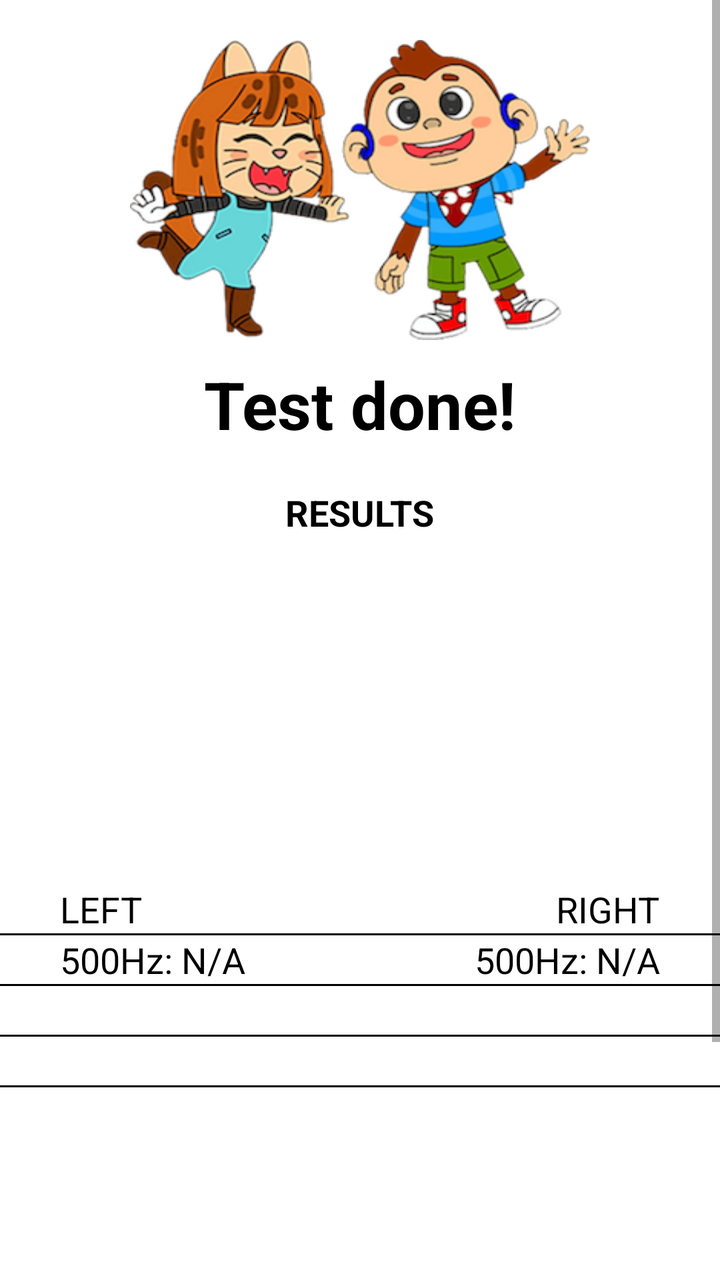
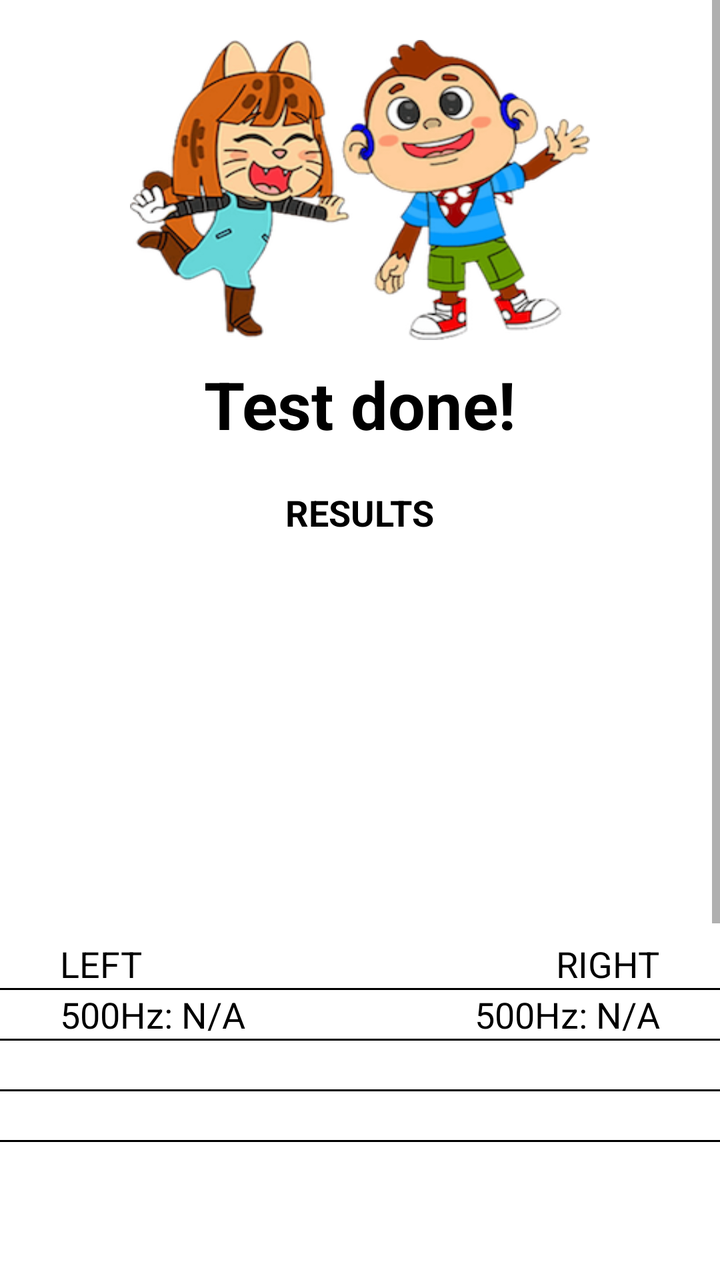

The first picture is an Android layout as it rendered before a commit; the second is the same layout after the commit. The layout source and the unified diff follow.
<!-- AndroidManifest.xml: application theme Theme.IAhead -->
<!-- res/layout/activity_resultpagenoisy.xml -->
<?xml version="1.0" encoding="utf-8"?>
<LinearLayout xmlns:android="http://schemas.android.com/apk/res/android"
    android:layout_width="match_parent"
    android:layout_height="match_parent"
    android:orientation="vertical">

    <Button
        android:visibility="gone"
        android:id="@+id/btnLogs"
        android:layout_width="wrap_content"
        android:layout_height="wrap_content"
        android:layout_gravity="right"
        android:layout_marginRight="5dp"
        android:text="Logs"/>

    <ScrollView
        android:layout_width="match_parent"
        android:layout_height="match_parent">

        <LinearLayout
            android:layout_width="match_parent"
            android:layout_height="match_parent"
            android:orientation="vertical">

            <ImageView
                android:id="@+id/iv_twin"
                android:layout_marginTop="20dp"
                android:layout_marginRight="40dp"
                android:layout_marginLeft="40dp"
                android:background="@drawable/twin"
                android:layout_width="230dp"
                android:layout_gravity="center_horizontal"
                android:layout_height="150dp"/>

            <TextView
                android:layout_gravity="center_horizontal"
                android:layout_marginBottom="10dp"
                android:layout_marginTop="10dp"
                android:textStyle="bold"
                android:layout_width="wrap_content"
                android:layout_height="wrap_content"
                android:text="Test done!"
                android:textSize="33dp"
                android:textColor="@color/black"/>

            <TextView
                android:visibility="gone"
                android:id="@+id/tv_id"
                android:layout_gravity="center_horizontal"
                android:layout_marginBottom="10dp"
                android:textStyle="bold"
                android:layout_width="wrap_content"
                android:layout_height="wrap_content"
                android:textSize="18dp"
                android:textColor="@color/black"/>

            <TextView
                android:layout_gravity="center_horizontal"
                android:layout_marginBottom="10dp"
                android:layout_marginTop="10dp"
                android:textStyle="bold"
                android:layout_width="wrap_content"
                android:layout_height="wrap_content"
                android:text="RESULTS"
                android:textSize="18dp"
                android:textColor="@color/black"/>

            <TextView
                android:visibility="gone"
                android:layout_gravity="center_horizontal"
                android:layout_marginTop="10dp"
                android:layout_width="wrap_content"
                android:layout_height="wrap_content"
                android:text="Date &amp; Time"
                android:textSize="18dp"
                android:textColor="@color/black"/>

            <TextView
                android:visibility="gone"
                android:id="@+id/tv_date"
                android:layout_gravity="center_horizontal"
                android:layout_marginTop="10dp"
                android:layout_width="wrap_content"
                android:layout_height="wrap_content"
                android:text=""
                android:textSize="21dp"
                android:textColor="@color/black"/>

            <TextView
                android:layout_marginLeft="100dp"
                android:layout_marginTop="3dp"
                android:layout_width="wrap_content"
                android:layout_height="wrap_content"
                android:text=""
                android:textSize="18dp"
                android:textColor="@color/black"
                android:id="@+id/tv_1"/>

            <TextView
                android:layout_marginLeft="100dp"
                android:layout_marginTop="3dp"
                android:layout_width="wrap_content"
                android:layout_height="wrap_content"
                android:text=""
                android:textSize="18dp"
                android:textColor="@color/black"
                android:id="@+id/tv_2"/>

            <TextView
                android:layout_marginLeft="100dp"
                android:layout_marginTop="3dp"
                android:layout_width="wrap_content"
                android:layout_height="wrap_content"
                android:text=""
                android:textSize="18dp"
                android:textColor="@color/black"
                android:id="@+id/tv_3"/>

            <TextView
                android:visibility="gone"
                android:layout_gravity="center_horizontal"
                android:layout_marginTop="10dp"
                android:layout_width="wrap_content"
                android:layout_height="wrap_content"
                android:text="SCREENING LEVEL"
                android:textSize="18dp"
                android:textColor="@color/black"/>

            <TextView
                android:id="@+id/tv_screening"
                android:layout_marginLeft="100dp"
                android:layout_marginTop="3dp"
                android:layout_width="wrap_content"
                android:layout_height="wrap_content"
                android:text=""
                android:textSize="18dp"
                android:textColor="@color/black"/>

            <TextView
                android:visibility="gone"
                android:layout_gravity="center_horizontal"
                android:layout_marginTop="10dp"
                android:layout_width="wrap_content"
                android:layout_height="wrap_content"
                android:text="TEST PLACE"
                android:textSize="18dp"
                android:textColor="@color/black"/>

            <TextView
                android:id="@+id/tv_test"
                android:layout_marginLeft="100dp"
                android:layout_marginTop="3dp"
                android:layout_width="wrap_content"
                android:layout_height="wrap_content"
                android:text=""
                android:textSize="18dp"
                android:textColor="@color/black"/>

            <TextView
                android:id="@+id/tv_location"
                android:layout_marginLeft="100dp"
                android:layout_marginTop="3dp"
                android:layout_width="wrap_content"
                android:layout_height="wrap_content"
                android:text=""
                android:textSize="18dp"
                android:textColor="@color/black"/>

            <LinearLayout
                android:orientation="horizontal"
                android:layout_width="match_parent"
                android:layout_height="wrap_content"
                android:weightSum="2">

                <RelativeLayout
                    android:layout_weight="1"
                    android:layout_width="0dp"
                    android:layout_height="wrap_content">

                    <TextView
                        android:id="@+id/tv1"
                        android:layout_marginLeft="30dp"
                        android:layout_width="wrap_content"
                        android:layout_height="wrap_content"
                        android:text="LEFT"
                        android:textSize="18dp"
                        android:textColor="@color/black"/>

                    <View
                        android:id="@+id/view1"
                        android:layout_below="@+id/tv1"
                        android:layout_width="match_parent"
                        android:layout_height="1dp"
                        android:background="@color/black"/>

                    <TextView
                        android:layout_below="@+id/view1"
                        android:layout_marginLeft="30dp"
                        android:id="@+id/tv500left"
                        android:layout_width="wrap_content"
                        android:layout_height="wrap_content"
                        android:text="500Hz: N/A"
                        android:textSize="18dp"
                        android:textColor="@color/black"/>

                    <View
                        android:id="@+id/view50"
                        android:layout_below="@+id/tv500left"
                        android:layout_width="match_parent"
                        android:layout_height="1dp"
                        android:background="@color/black"/>

                    <TextView
                        android:visibility="gone"
                        android:layout_marginLeft="30dp"
                        android:layout_below="@+id/view50"
                        android:id="@+id/tv1000leftnoise"
                        android:layout_width="wrap_content"
                        android:layout_height="wrap_content"
                        android:text=""
                        android:textSize="18dp"
                        android:textColor="@color/black"/>

                    <View
                        android:visibility="gone"
                        android:id="@+id/view11"
                        android:layout_below="@+id/tv1000leftnoise"
                        android:layout_width="match_parent"
                        android:layout_height="1dp"
                        android:background="@color/black"/>

                    <TextView
                        android:layout_marginLeft="30dp"
                        android:layout_below="@+id/view11"
                        android:id="@+id/tv1000left"
                        android:layout_width="wrap_content"
                        android:layout_height="wrap_content"
                        android:text=""
                        android:textSize="18dp"
                        android:textColor="@color/black"/>

                    <View
                        android:id="@+id/view51"
                        android:layout_below="@+id/tv1000left"
                        android:layout_width="match_parent"
                        android:layout_height="1dp"
                        android:background="@color/black"/>

                    <TextView
                        android:visibility="gone"
                        android:layout_marginLeft="30dp"
                        android:layout_below="@+id/view51"
                        android:id="@+id/tv2000leftnoise"
                        android:layout_width="wrap_content"
                        android:layout_height="wrap_content"
                        android:text=""
                        android:textSize="18dp"
                        android:textColor="@color/black"/>

                    <View
                        android:visibility="gone"
                        android:id="@+id/view12"
                        android:layout_below="@+id/tv2000leftnoise"
                        android:layout_width="match_parent"
                        android:layout_height="1dp"
                        android:background="@color/black"/>

                    <TextView
                        android:layout_marginLeft="30dp"
                        android:layout_below="@+id/view12"
                        android:id="@+id/tv2000left"
                        android:layout_width="wrap_content"
                        android:layout_height="wrap_content"
                        android:text=""
                        android:textSize="18dp"
                        android:textColor="@color/black"/>

                    <View
                        android:id="@+id/view52"
                        android:layout_below="@+id/tv2000left"
                        android:layout_width="match_parent"
                        android:layout_height="1dp"
                        android:background="@color/black"/>

                    <TextView
                        android:visibility="gone"
                        android:layout_marginLeft="30dp"
                        android:layout_below="@+id/view52"
                        android:id="@+id/tv4000leftnoise"
                        android:layout_width="wrap_content"
                        android:layout_height="wrap_content"
                        android:text=""
                        android:textSize="18dp"
                        android:textColor="@color/black"/>

                    <View
                        android:visibility="gone"
                        android:id="@+id/view13"
                        android:layout_below="@+id/tv4000leftnoise"
                        android:layout_width="match_parent"
                        android:layout_height="1dp"
                        android:background="@color/black"/>

                    <TextView
                        android:layout_marginLeft="30dp"
                        android:layout_below="@+id/view13"
                        android:id="@+id/tv4000left"
                        android:layout_width="wrap_content"
                        android:layout_height="wrap_content"
                        android:text=""
                        android:textSize="18dp"
                        android:textColor="@color/black"/>

                </RelativeLayout>

                <RelativeLayout
                    android:layout_weight="1"
                    android:layout_width="0dp"
                    android:layout_height="wrap_content">

                    <TextView
                        android:layout_alignParentRight="true"
                        android:id="@+id/tv2"
                        android:layout_marginRight="30dp"
                        android:layout_width="wrap_content"
                        android:layout_height="wrap_content"
                        android:text="RIGHT"
                        android:textSize="18dp"
                        android:textColor="@color/black"/>

                    <View
                        android:id="@+id/view2"
                        android:layout_below="@+id/tv2"
                        android:layout_width="match_parent"
                        android:layout_height="1dp"
                        android:background="@color/black"/>

                    <TextView
                        android:layout_alignParentRight="true"
                        android:layout_below="@+id/view2"
                        android:layout_marginRight="30dp"
                        android:id="@+id/tv500right"
                        android:layout_width="wrap_content"
                        android:layout_height="wrap_content"
                        android:text="500Hz: N/A"
                        android:textSize="18dp"
                        android:textColor="@color/black"/>

                    <View
                        android:id="@+id/view53"
                        android:layout_below="@+id/tv500right"
                        android:layout_width="match_parent"
                        android:layout_height="1dp"
                        android:background="@color/black"/>

                    <TextView
                        android:visibility="gone"
                        android:layout_alignParentRight="true"
                        android:layout_marginRight="30dp"
                        android:layout_below="@+id/view53"
                        android:id="@+id/tv1000rightnoise"
                        android:layout_width="wrap_content"
                        android:layout_height="wrap_content"
                        android:text=""
                        android:textSize="18dp"
                        android:textColor="@color/black"/>

                    <View
                        android:visibility="gone"
                        android:id="@+id/view21"
                        android:layout_below="@+id/tv1000rightnoise"
                        android:layout_width="match_parent"
                        android:layout_height="1dp"
                        android:background="@color/black"/>

                    <TextView
                        android:layout_alignParentRight="true"
                        android:layout_marginRight="30dp"
                        android:layout_below="@+id/view21"
                        android:id="@+id/tv1000right"
                        android:layout_width="wrap_content"
                        android:layout_height="wrap_content"
                        android:text=""
                        android:textSize="18dp"
                        android:textColor="@color/black"/>

                    <View
                        android:id="@+id/view54"
                        android:layout_below="@+id/tv1000right"
                        android:layout_width="match_parent"
                        android:layout_height="1dp"
                        android:background="@color/black"/>

                    <TextView
                        android:visibility="gone"
                        android:layout_alignParentRight="true"
                        android:layout_marginRight="30dp"
                        android:layout_below="@+id/view54"
                        android:id="@+id/tv2000rightnoise"
                        android:layout_width="wrap_content"
                        android:layout_height="wrap_content"
                        android:text=""
                        android:textSize="18dp"
                        android:textColor="@color/black"/>

                    <View
                        android:visibility="gone"
                        android:id="@+id/view22"
                        android:layout_below="@+id/tv2000rightnoise"
                        android:layout_width="match_parent"
                        android:layout_height="1dp"
                        android:background="@color/black"/>

                    <TextView
                        android:layout_alignParentRight="true"
                        android:layout_marginRight="30dp"
                        android:layout_below="@+id/view22"
                        android:id="@+id/tv2000right"
                        android:layout_width="wrap_content"
                        android:layout_height="wrap_content"
                        android:text=""
                        android:textSize="18dp"
                        android:textColor="@color/black"/>

                    <View
                        android:id="@+id/view55"
                        android:layout_below="@+id/tv2000right"
                        android:layout_width="match_parent"
                        android:layout_height="1dp"
                        android:background="@color/black"/>

                    <TextView
                        android:visibility="gone"
                        android:layout_alignParentRight="true"
                        android:layout_marginRight="30dp"
                        android:layout_below="@+id/view55"
                        android:id="@+id/tv4000rightnoise"
                        android:layout_width="wrap_content"
                        android:layout_height="wrap_content"
                        android:text=""
                        android:textSize="18dp"
                        android:textColor="@color/black"/>

                    <View
                        android:visibility="gone"
                        android:id="@+id/view23"
                        android:layout_below="@+id/tv4000rightnoise"
                        android:layout_width="match_parent"
                        android:layout_height="1dp"
                        android:background="@color/black"/>

                    <TextView
                        android:layout_alignParentRight="true"
                        android:layout_marginRight="30dp"
                        android:layout_below="@+id/view23"
                        android:id="@+id/tv4000right"
                        android:layout_width="wrap_content"
                        android:layout_height="wrap_content"
                        android:text=""
                        android:textSize="18dp"
                        android:textColor="@color/black"/>

                </RelativeLayout>

            </LinearLayout>

            <TextView
                android:layout_margin="30dp"
                android:layout_width="wrap_content"
                android:layout_height="wrap_content"
                android:text=""
                android:id="@+id/tvText"
                android:textSize="18dp"
                android:textColor="@color/black"/>

            <LinearLayout
                android:weightSum="2"
                android:layout_marginBottom="20dp"
                android:layout_alignParentBottom="true"
                android:orientation="horizontal"
                android:layout_width="match_parent"
                android:layout_height="wrap_content">

                <LinearLayout
                    android:id="@+id/ll_whatsapp"
                    android:padding="5dp"
                    android:layout_marginRight="20dp"
                    android:layout_marginLeft="20dp"
                    android:background="@drawable/et_grey"
                    android:gravity="center_horizontal"
                    android:layout_weight="1"
                    android:layout_width="0dp"
                    android:layout_height="wrap_content">

                    <ImageView
                        android:background="@drawable/whatsapp_icon"
                        android:layout_width="30dp"
                        android:layout_height="30dp"/>

                    <TextView
                        android:layout_gravity="center_vertical"
                        android:layout_marginLeft="5dp"
                        android:id="@+id/tv_repeat"
                        android:layout_width="wrap_content"
                        android:layout_height="wrap_content"
                        android:text="Whatsapp"
                        android:textSize="16dp"
                        android:textStyle="bold"
                        android:textColor="@color/black"/>
                </LinearLayout>

                <LinearLayout
                    android:id="@+id/ll_email"
                    android:padding="5dp"
                    android:layout_marginRight="20dp"
                    android:layout_marginLeft="20dp"
                    android:background="@drawable/et_grey"
                    android:gravity="center_horizontal"
                    android:layout_weight="1"
                    android:layout_width="0dp"
                    android:layout_height="wrap_content">

                    <ImageView
                        android:background="@drawable/email_icon"
                        android:layout_width="30dp"
                        android:layout_height="30dp"/>

                    <TextView
                        android:layout_gravity="center_vertical"
                        android:layout_marginLeft="5dp"
                        android:id="@+id/tv_proceed"
                        android:layout_width="wrap_content"
                        android:layout_height="wrap_content"
                        android:text="Email"
                        android:textSize="16dp"
                        android:textStyle="bold"
                        android:layout_centerHorizontal="true"
                        android:textColor="@color/black"/>
                </LinearLayout>
            </LinearLayout>

            <LinearLayout
                android:id="@+id/ll_home"
                android:layout_marginTop="20dp"
                android:layout_gravity="center_horizontal"
                android:layout_width="wrap_content"
                android:layout_height="wrap_content"
                android:background="@color/dark_grey"
                android:orientation="horizontal">

                <TextView
                    android:layout_marginRight="50dp"
                    android:layout_marginLeft="50dp"
                    android:layout_marginBottom="10dp"
                    android:layout_marginTop="10dp"
                    android:textStyle="bold"
                    android:layout_width="wrap_content"
                    android:layout_height="wrap_content"
                    android:text="Home"
                    android:textSize="25dp"
                    android:textColor="@color/white"/>
            </LinearLayout>

        </LinearLayout>
    </ScrollView>
</LinearLayout>
<!-- resources referenced by this layout -->
<resources>
  <color name="black">#FF000000</color>
  <color name="dark_grey">#71797E</color>
  <color name="white">#FFFFFFFF</color>
  <!-- drawable email_icon: png bitmap (drawable, 8034 bytes) -->
  <!-- drawable et_grey (drawable) -->
  <?xml version="1.0" encoding="utf-8"?>
  <shape xmlns:android="http://schemas.android.com/apk/res/android"
      android:shape="rectangle"
      android:padding="10dp">
  
      <solid android:color="@color/light_grey" />
      <corners
          android:bottomRightRadius="5dp"
          android:bottomLeftRadius="5dp"
          android:topLeftRadius="5dp"
          android:topRightRadius="5dp" />
      <stroke
          android:color="@color/grey"
          android:width="1dp"/>
  </shape>
  <!-- drawable twin: png bitmap (drawable, 100484 bytes) -->
  <!-- drawable whatsapp_icon: png bitmap (drawable, 8953 bytes) -->
  <style name="Theme.IAhead" parent="Theme.MaterialComponents.DayNight.NoActionBar">
          
          <item name="colorPrimary">@color/purple_500</item>
          <item name="colorPrimaryVariant">@color/purple_700</item>
          <item name="colorOnPrimary">@color/white</item>
          
          <item name="colorSecondary">@color/teal_200</item>
          <item name="colorSecondaryVariant">@color/teal_700</item>
          <item name="colorOnSecondary">@color/black</item>
          
          <item name="android:statusBarColor">?attr/colorPrimaryVariant</item>
          
      </style>
  <color name="light_grey">#D3D3D3</color>
  <color name="grey">#A9A9A9</color>
  <color name="purple_500">#FF6200EE</color>
  <color name="purple_700">#FF3700B3</color>
  <color name="teal_200">#FF03DAC5</color>
  <color name="teal_700">#FF018786</color>
</resources>

<!-- the commit's change to res/layout/activity_resultpagenoisy.xml (unified diff, before → after) -->
@@ -158,6 +158,16 @@
 
             <TextView
                 android:id="@+id/tv_location"
+                android:layout_marginLeft="100dp"
+                android:layout_marginTop="3dp"
+                android:layout_width="wrap_content"
+                android:layout_height="wrap_content"
+                android:text=""
+                android:textSize="18dp"
+                android:textColor="@color/black"/>
+
+            <TextView
+                android:id="@+id/tv_time"
                 android:layout_marginLeft="100dp"
                 android:layout_marginTop="3dp"
                 android:layout_width="wrap_content"
@@ -540,17 +550,38 @@
             </LinearLayout>
 
             <LinearLayout
-                android:id="@+id/ll_home"
+                android:id="@+id/ll_followup"
                 android:layout_marginTop="20dp"
                 android:layout_gravity="center_horizontal"
-                android:layout_width="wrap_content"
-                android:layout_height="wrap_content"
-                android:background="@color/dark_grey"
+                android:layout_width="230dp"
+                android:layout_height="wrap_content"
+                android:background="@color/light_blue"
                 android:orientation="horizontal">
 
                 <TextView
                     android:layout_marginRight="50dp"
                     android:layout_marginLeft="50dp"
+                    android:layout_marginBottom="10dp"
+                    android:layout_marginTop="10dp"
+                    android:textStyle="bold"
+                    android:layout_width="wrap_content"
+                    android:layout_height="wrap_content"
+                    android:text="Follow Up?"
+                    android:textSize="25dp"
+                    android:textColor="@color/white"/>
+            </LinearLayout>
+
+            <LinearLayout
+                android:gravity="center_horizontal"
+                android:id="@+id/ll_home"
+                android:layout_marginTop="20dp"
+                android:layout_gravity="center_horizontal"
+                android:layout_width="230dp"
+                android:layout_height="wrap_content"
+                android:background="@color/dark_grey"
+                android:orientation="horizontal">
+
+                <TextView
                     android:layout_marginBottom="10dp"
                     android:layout_marginTop="10dp"
                     android:textStyle="bold"
<!-- resource entries referenced after the edit -->
@@ -2,6 +2,7 @@
 <resources>
   <color name="black">#FF000000</color>
   <color name="dark_grey">#71797E</color>
+  <color name="light_blue">#77bbff</color>
   <color name="white">#FFFFFFFF</color>
   <!-- drawable email_icon: png bitmap (drawable, 8034 bytes) -->
   <!-- drawable et_grey (drawable) -->
